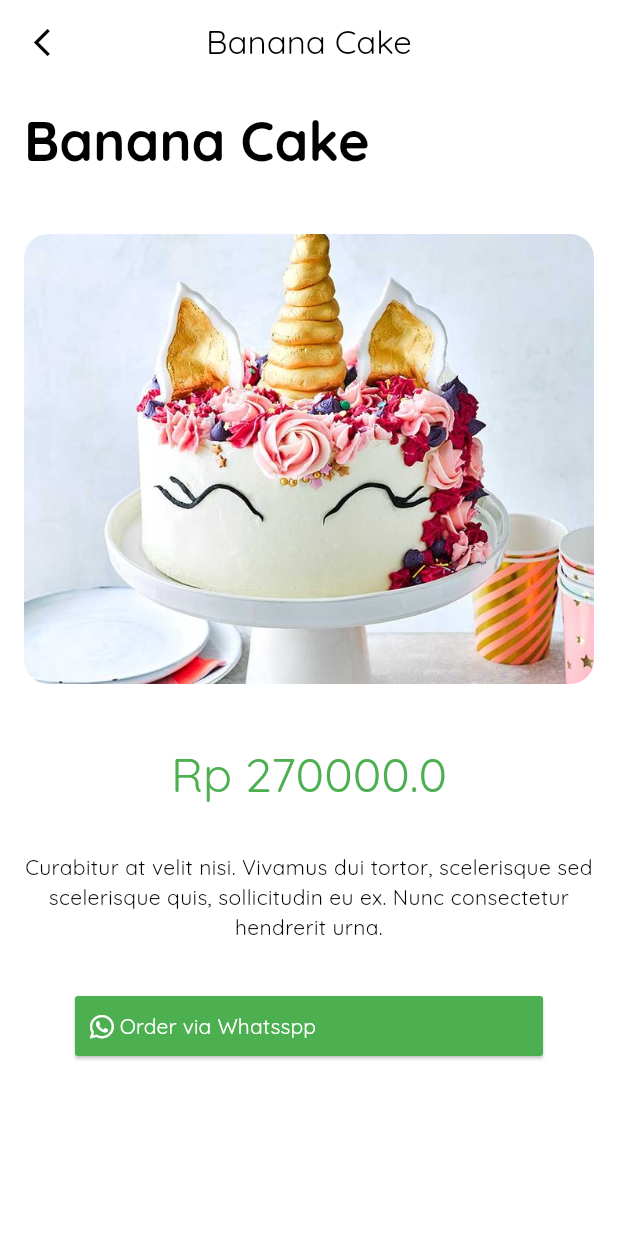
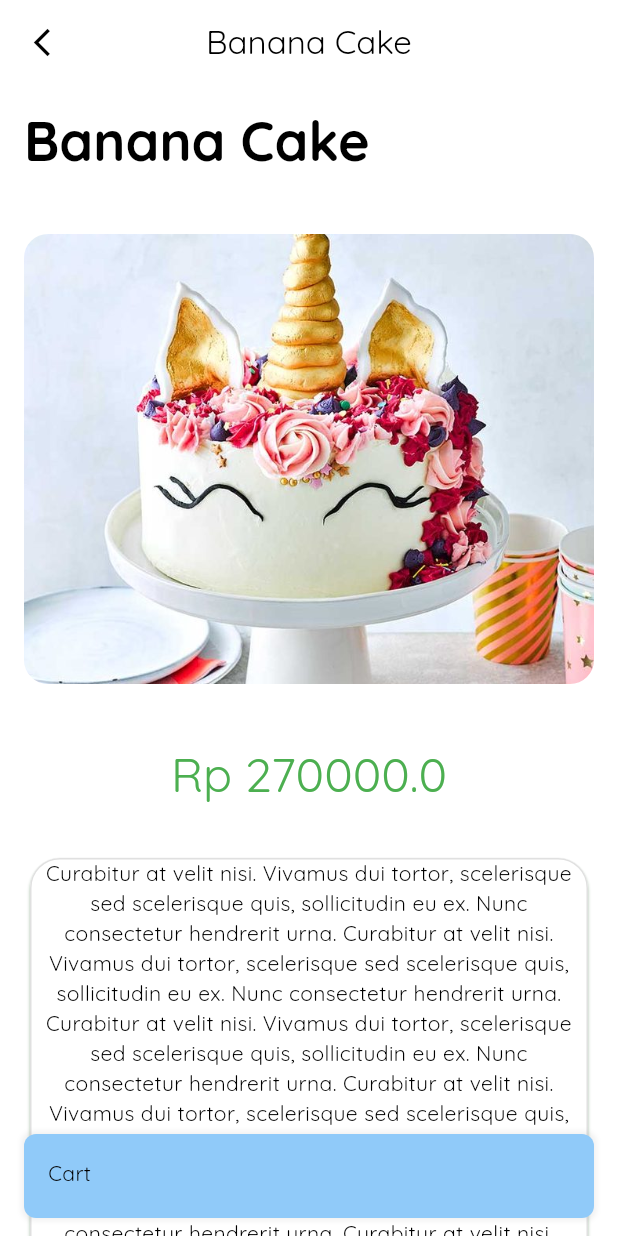
Before and after one commit to ilhammeidi/flutter_lat2, a Flutter app: the screen it shows after launch, after a tap on an icon or button, on a phone screen of 412 x 824 dp. Run offline on Flutter 3.47's test engine with Material 3 defaults, Android fonts, the phone set to English and light mode, and no system bars; our stand-ins replace flutter_svg, font_awesome_flutter; missing offline and left inert: change_case.

Commit message:
add paper card

```diff
--- a/lib/pages/cake_detail.dart
+++ b/lib/pages/cake_detail.dart
@@ -1,5 +1,6 @@
 import 'package:flutter/material.dart';
 import 'package:font_awesome_flutter/font_awesome_flutter.dart';
+import 'package:latihan2/widgets/cards/paper_card.dart';
 import 'package:latihan2/widgets/color_palette.dart';
 import 'package:latihan2/widgets/titles/title_style.dart';
 
@@ -28,6 +29,7 @@ class CakeDetail extends StatelessWidget {
           icon: const Icon(Icons.arrow_back_ios_new_outlined, size: 22),
         ),
       ),
+      extendBody: true,
       body: Padding(
         padding: EdgeInsets.symmetric(horizontal: spacingUnit(2)),
         child: ListView(
@@ -62,12 +64,14 @@ class CakeDetail extends StatelessWidget {
             ),
             Padding(
               padding: EdgeInsets.symmetric(vertical: spacingUnit(2)),
-              child: Center(
-                child: Text(
-                  'Curabitur at velit nisi. Vivamus dui tortor, scelerisque sed scelerisque quis, sollicitudin eu ex. Nunc consectetur hendrerit urna. ',
-                  textAlign: TextAlign.center,
-                  style: Theme.of(context).textTheme.bodyMedium
-                )
+              child: PaperCard(
+                content: Center(
+                  child: Text(
+                    'Curabitur at velit nisi. Vivamus dui tortor, scelerisque sed scelerisque quis, sollicitudin eu ex. Nunc consectetur hendrerit urna. Curabitur at velit nisi. Vivamus dui tortor, scelerisque sed scelerisque quis, sollicitudin eu ex. Nunc consectetur hendrerit urna. Curabitur at velit nisi. Vivamus dui tortor, scelerisque sed scelerisque quis, sollicitudin eu ex. Nunc consectetur hendrerit urna. Curabitur at velit nisi. Vivamus dui tortor, scelerisque sed scelerisque quis, sollicitudin eu ex. Nunc consectetur hendrerit urna. Curabitur at velit nisi. Vivamus dui tortor, scelerisque sed scelerisque quis, sollicitudin eu ex. Nunc consectetur hendrerit urna. Curabitur at velit nisi. Vivamus dui tortor, scelerisque sed scelerisque quis, sollicitudin eu ex. Nunc consectetur hendrerit urna. Curabitur at velit nisi. Vivamus dui tortor, scelerisque sed scelerisque quis, sollicitudin eu ex. Nunc consectetur hendrerit urna. Curabitur at velit nisi. Vivamus dui tortor, scelerisque sed scelerisque quis, sollicitudin eu ex. Nunc consectetur hendrerit urna.',
+                    textAlign: TextAlign.center,
+                    style: Theme.of(context).textTheme.bodyMedium
+                  )
+                ),
               ),
             ),
             Padding(
@@ -77,8 +81,8 @@ class CakeDetail extends StatelessWidget {
                   width: MediaQuery.of(context).size.width - 100,
                   child: ElevatedButton(
                     onPressed: () {},
-                    style: BtnStyle.btnPrimary.copyWith(padding: WidgetStateProperty.all(
-                      const EdgeInsets.all(10)
+                    style: BtnStyle.btnPrimary.copyWith(minimumSize: const WidgetStatePropertyAll<Size>(
+                      Size(100, 80)
                     )),
                     child: const Row(children: [
                       FaIcon(FontAwesomeIcons.whatsapp),
@@ -91,7 +95,26 @@ class CakeDetail extends StatelessWidget {
             )
           ],
         ),
-      )
+      ),
+      bottomNavigationBar: BottomAppBar(
+        clipBehavior: Clip.antiAlias,
+        elevation: 10,
+        notchMargin: 10,
+        height: 80,
+        color: Colors.transparent,
+        child: Container(
+          padding: EdgeInsets.all(spacingUnit(2)),
+          width: double.infinity,
+          decoration: BoxDecoration(
+            color: Theme.of(context).colorScheme.primaryContainer,
+            boxShadow: <BoxShadow>[
+              BoxShadow(color: Colors.black.withOpacity(0.05), blurRadius: 2, spreadRadius: 2),
+            ],
+            borderRadius: const BorderRadius.all(Radius.circular(8)),
+          ),
+          child: const Text('Cart')
+        ),
+      ),
     );
   }
 }
--- a/lib/pages/cake_shop.dart
+++ b/lib/pages/cake_shop.dart
@@ -69,7 +69,7 @@ class _CakeShopState extends State<CakeShop> with SingleTickerProviderStateMixin
             ]
           ),
           SizedBox(
-            height: MediaQuery.of(context).size.height - 300,
+            height: MediaQuery.of(context).size.height - 100,
             width: double.infinity,
             child: TabBarView(controller: _tabController, children: const [
               CakePage(),
--- /dev/null
+++ b/lib/widgets/cards/paper_card.dart
@@ -0,0 +1,20 @@
+import 'package:flutter/material.dart';
+
+class PaperCard extends StatelessWidget {
+  const PaperCard({super.key, required this.content});
+
+  final Widget content;
+
+  @override
+  Widget build(BuildContext context) {
+    return Card(
+      shadowColor: Colors.green,
+      color: Colors.white,
+      shape: RoundedRectangleBorder(
+        borderRadius: BorderRadius.circular(20),
+        side: BorderSide(color: Theme.of(context).colorScheme.outline, width: 1)
+      ),
+      child: content
+    );
+  }
+}
--- a/lib/widgets/titles/title_style.dart
+++ b/lib/widgets/titles/title_style.dart
@@ -16,7 +16,6 @@ class BtnStyle {
   static ButtonStyle btnPrimary = ElevatedButton.styleFrom(
     backgroundColor: primaryMain,
     foregroundColor: Colors.white,
-    padding: const EdgeInsets.symmetric(horizontal: 16),
     shape: const RoundedRectangleBorder(
       borderRadius: BorderRadius.all(Radius.circular(2)),
     ),
```
